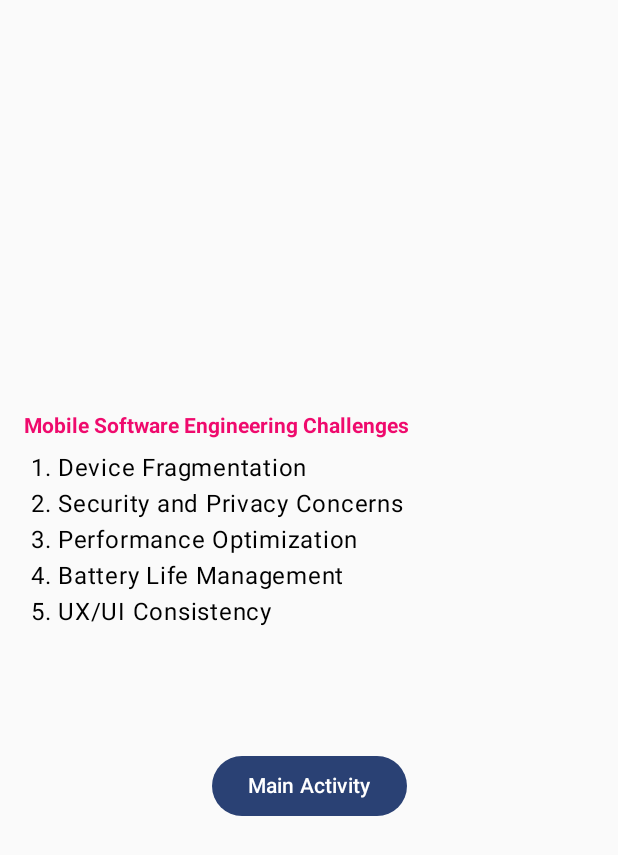
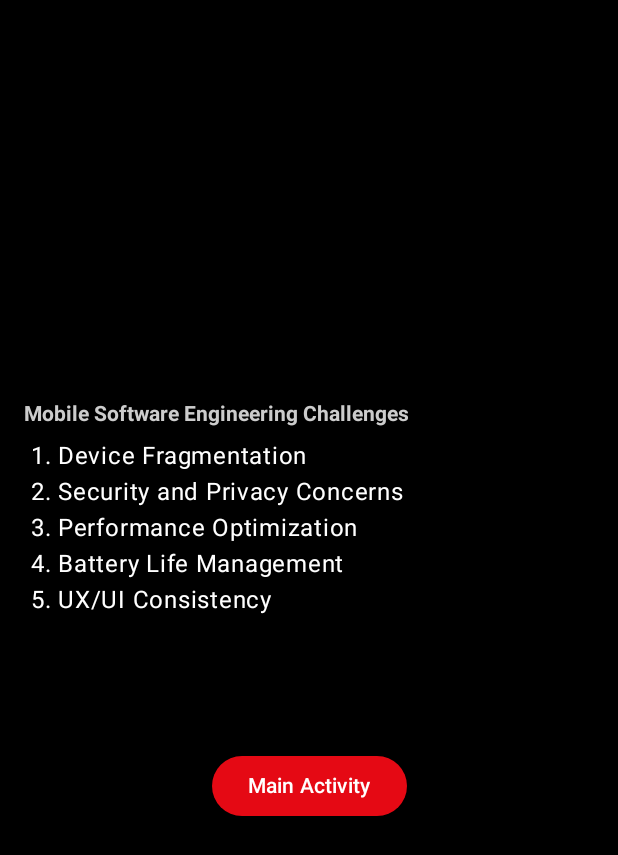
Before and after one commit to tahmid1234/explicit_implicit_intent, an Android app built with Jetpack Compose: the screen it shows after launch (SecondActivity), after a tap on "Start Activity Explicitly", on a phone screen of 412 x 824 dp. Shown: the top 855 px of the screen. Run offline under Robolectric (Android 15) with nearby library versions, the phone set to English and light mode, and no system bars.

Commit message:
UI updated

```diff
--- a/app/build.gradle
+++ b/app/build.gradle
@@ -53,4 +53,5 @@ dependencies {
     androidTestImplementation libs.androidx.ui.test.junit4
     debugImplementation libs.androidx.ui.tooling
     debugImplementation libs.androidx.ui.test.manifest
+    implementation 'com.google.android.material:material:1.12.0' // Use the latest version
 }
--- a/app/src/main/java/com/example/assignment_02/MainActivity.kt
+++ b/app/src/main/java/com/example/assignment_02/MainActivity.kt
@@ -9,15 +9,18 @@ import androidx.compose.foundation.background
 import androidx.compose.foundation.layout.*
 import androidx.compose.foundation.text.BasicText
 import androidx.compose.material3.Button
+import androidx.compose.material3.ButtonColors
 import androidx.compose.material3.MaterialTheme
 import androidx.compose.material3.Text
 import androidx.compose.runtime.Composable
 import androidx.compose.ui.Alignment
 import androidx.compose.ui.Modifier
+import androidx.compose.ui.graphics.Color
 import androidx.compose.ui.platform.LocalContext
 import androidx.compose.ui.unit.dp
 import androidx.compose.ui.tooling.preview.Preview
 import com.example.assignment_02.ui.theme.Assignment_02Theme
+import com.example.assignment_02.ui.theme.netflixButtonColors
 
 class MainActivity : ComponentActivity() {
     override fun onCreate(savedInstanceState: Bundle?) {
@@ -56,23 +59,28 @@ fun MainScreen(onButtonClick: (String) -> Unit) {
     Column(
         modifier = Modifier
             .fillMaxSize()
-            .background(MaterialTheme.colorScheme.background)
         ,
         horizontalAlignment = Alignment.CenterHorizontally,
         verticalArrangement = Arrangement.Center
     ) {
-        Text(text= "Name: ${context.getString(R.string.full_name)}")
-        Text(text = "Student ID: ${context.getString(R.string.studnet_id)}")
+        Text(text= "Name: ${context.getString(R.string.full_name)}", color = Color.White)
+        Text(text = "Student ID: ${context.getString(R.string.studnet_id)}",color =Color.White)
 
         Spacer(modifier = Modifier.height(16.dp))
 
-        Button(onClick = { onButtonClick("explicit") }) {
+        Button(onClick = { onButtonClick("explicit") },
+            colors = netflixButtonColors(),
+            modifier = Modifier.padding(8.dp)
+            ) {
             Text("Start Activity Explicitly")
         }
 
         Spacer(modifier = Modifier.height(16.dp))
 
-        Button(onClick = { onButtonClick("implicit") }) {
+        Button(onClick = { onButtonClick("implicit") },
+                colors = netflixButtonColors(),
+                modifier = Modifier.padding(8.dp)
+            ) {
             Text("Start Activity Implicitly")
         }
     }
--- a/app/src/main/java/com/example/assignment_02/SecondActivity.kt
+++ b/app/src/main/java/com/example/assignment_02/SecondActivity.kt
@@ -19,6 +19,7 @@ import androidx.compose.ui.text.font.FontWeight
 import androidx.compose.ui.tooling.preview.Preview
 import androidx.compose.ui.unit.dp
 import com.example.assignment_02.ui.theme.Assignment_02Theme
+import com.example.assignment_02.ui.theme.netflixButtonColors
 
 class SecondActivity : ComponentActivity() {
     override fun onCreate(savedInstanceState: Bundle?) {
@@ -47,19 +48,22 @@ fun SecondScreen(onBackClick: () -> Unit) {
         BasicText("Mobile Software Engineering Challenges",
             style = TextStyle(
                 fontWeight = FontWeight.Bold,
-                color = Color(0xF5EE0067)
+                color = Color.LightGray
             ),
             modifier = Modifier.align(Alignment.Start))
         Spacer(modifier = Modifier.height(8.dp))
 
         challanges.forEachIndexed{index,challange ->
             Text(text= " ${index + 1}. $challange",
-            modifier = Modifier.align(Alignment.Start)
+                color = Color.White,
+                modifier = Modifier.align(Alignment.Start)
             )
         }
         Spacer(modifier = Modifier.height(80.dp))
 
-        Button(onClick = onBackClick) {
+        Button(onClick = onBackClick,
+            colors = netflixButtonColors(),
+            modifier = Modifier.padding(8.dp)) {
             Text("Main Activity")
         }
     }
--- a/app/src/main/java/com/example/assignment_02/ui/theme/Theme.kt
+++ b/app/src/main/java/com/example/assignment_02/ui/theme/Theme.kt
@@ -3,6 +3,7 @@ package com.example.assignment_02.ui.theme
 import android.app.Activity
 import android.os.Build
 import androidx.compose.foundation.isSystemInDarkTheme
+import androidx.compose.material3.ButtonColors
 import androidx.compose.material3.ButtonDefaults
 import androidx.compose.material3.MaterialTheme
 import androidx.compose.material3.darkColorScheme
@@ -63,4 +64,14 @@ fun Assignment_02Theme(
     )
 }
 
+@Composable
+fun netflixButtonColors(): ButtonColors {
+    return ButtonColors(
+        containerColor = Color(0xFFE50914),
+        contentColor = Color.White,
+        disabledContentColor = Color.White,
+        disabledContainerColor = Color.Gray
+    )
+}
+
 // Define button colors globally
--- a/app/src/main/res/values/colors.xml
+++ b/app/src/main/res/values/colors.xml
@@ -7,4 +7,5 @@
     <color name="teal_700">#FF018786</color>
     <color name="black">#FF000000</color>
     <color name="white">#FFFFFFFF</color>
+    <color name="netflix_red">#E50914</color>
 </resources>
--- a/app/src/main/res/values/themes.xml
+++ b/app/src/main/res/values/themes.xml
@@ -1,5 +1,17 @@
 <?xml version="1.0" encoding="utf-8"?>
-<resources>
+<resources xmlns:tools="http://schemas.android.com/tools">
+    <style name="Theme.Assignment_02" parent="Theme.MaterialComponents.DayNight.NoActionBar">
+        <!-- Black background for all activities -->
+        <item name="android:windowBackground">@color/black</item>
+        <item name="android:colorBackground">@color/black</item>
+        <item name="android:statusBarColor">@color/black</item>
+        <item name="android:navigationBarColor">@color/black</item>
+        <item name="android:buttonStyle">@style/NetflixButton</item>
+    </style>
 
-    <style name="Theme.Assignment_02" parent="android:Theme.Material.Light.NoActionBar" />
+    <!-- Define Netflix-style button -->
+    <style name="NetflixButton" parent="Widget.MaterialComponents.Button">
+        <item name="android:backgroundTint">@color/netflix_red</item>
+        <item name="android:textColor">@color/white</item>
+    </style>
 </resources>
```
Also changed, not shown: app/src/main/java/com/example/assignment_02/ui/theme/Color.kt (line endings or trailing spaces).
